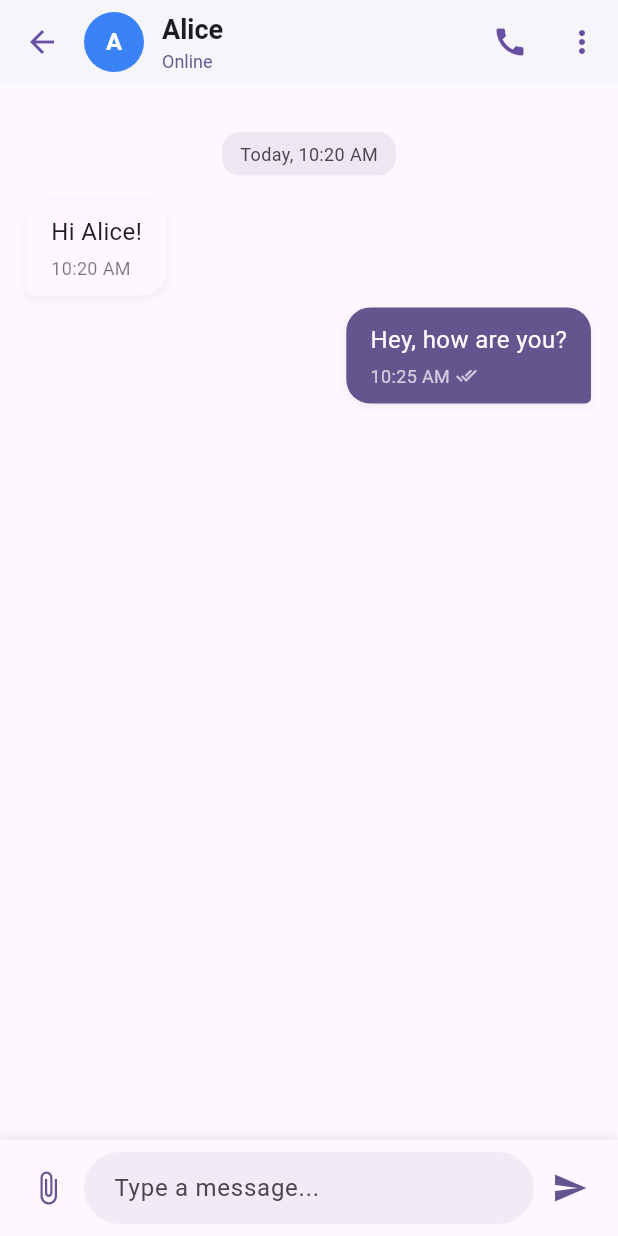
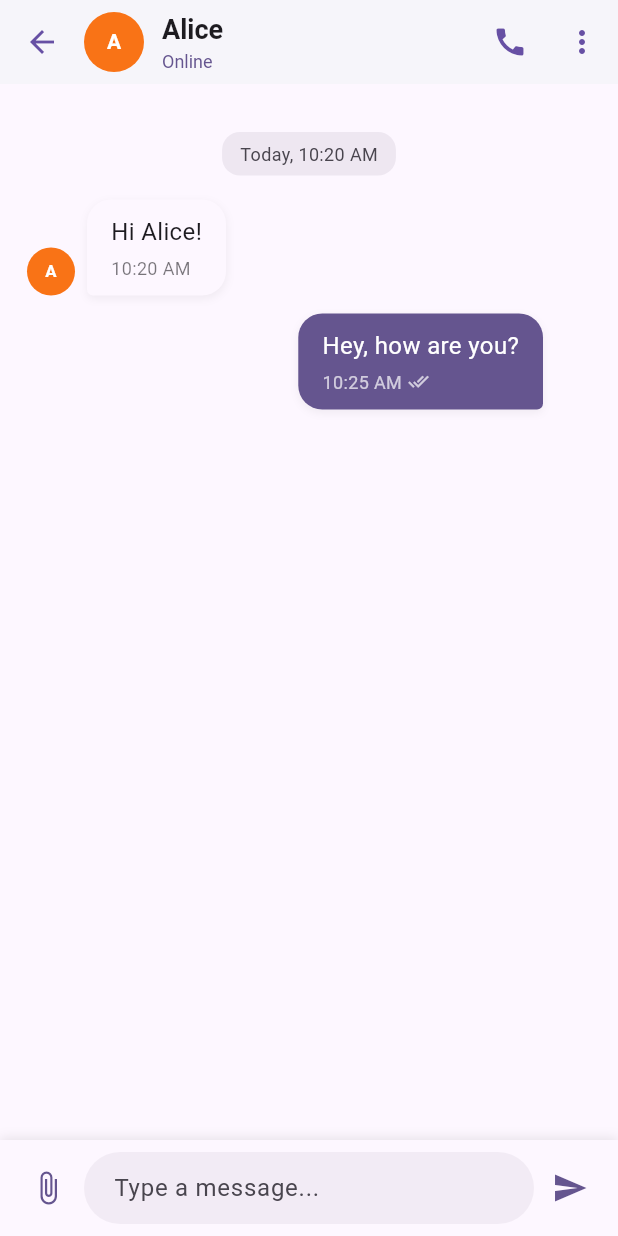
Before and after one commit to youssef-faik/chat_app, a Flutter app: the screen it shows after launch, after a tap on an icon or button, on a phone screen of 412 x 824 dp. Run offline on Flutter 3.47's test engine with Material 3 defaults, Android fonts, the phone set to English and light mode, and no system bars; our stand-ins replace equatable, flutter_bloc.

Commit message:
feat: Implement auto-reply feature and enhance message handling in conversation bloc

```diff
--- a/lib/bloc/conversation/conversation_event.dart
+++ b/lib/bloc/conversation/conversation_event.dart
@@ -12,11 +12,16 @@ class LoadConversations extends ConversationEvent {}
 class SendMessage extends ConversationEvent {
   final String conversationId;
   final String text;
+  final bool autoReply; // Add a parameter to control auto-reply
 
-  const SendMessage({required this.conversationId, required this.text});
+  const SendMessage({
+    required this.conversationId,
+    required this.text,
+    this.autoReply = true, // Default to true
+  });
 
   @override
-  List<Object> get props => [conversationId, text];
+  List<Object> get props => [conversationId, text, autoReply];
 }
 
 class MarkConversationAsRead extends ConversationEvent {
--- a/lib/screens/conversation_detail_screen.dart
+++ b/lib/screens/conversation_detail_screen.dart
@@ -2,7 +2,8 @@ import 'package:chat_app/bloc/conversation/conversation_bloc.dart';
 import 'package:chat_app/bloc/conversation/conversation_event.dart';
 import 'package:chat_app/bloc/conversation/conversation_state.dart';
 import 'package:chat_app/models/message_model.dart';
-import 'package:chat_app/models/conversation_model.dart'; // Added this line
+import 'package:chat_app/models/conversation_model.dart';
+import 'package:chat_app/utils/avatar_utils.dart'; // Import AvatarUtils
 import 'package:flutter/material.dart';
 import 'package:flutter_bloc/flutter_bloc.dart';
 import 'package:intl/intl.dart';
@@ -19,6 +20,7 @@ class ConversationDetailScreen extends StatefulWidget {
 class _ConversationDetailScreenState extends State<ConversationDetailScreen> {
   final TextEditingController _messageController = TextEditingController();
   final ScrollController _scrollController = ScrollController(); // Add ScrollController
+  Widget? _tempMessage; // Temporary message widget for visual feedback
 
   @override
   void initState() { // Add initState
@@ -57,16 +59,9 @@ class _ConversationDetailScreenState extends State<ConversationDetailScreen> {
                 children: [
                   Hero(
                     tag: 'avatar-${widget.conversationId}',
-                    child: CircleAvatar(
+                    child: AvatarUtils.getAvatar(
+                      name: conversation.contactName,
                       radius: 20,
-                      backgroundColor: _getAvatarColor(conversation.contactName),
-                      child: Text(
-                        conversation.contactName.isNotEmpty ? conversation.contactName[0].toUpperCase() : '?',
-                        style: const TextStyle(
-                          color: Colors.white,
-                          fontWeight: FontWeight.bold,
-                        ),
-                      ),
                     ),
                   ),
                   const SizedBox(width: 12),
@@ -177,7 +172,7 @@ class _ConversationDetailScreenState extends State<ConversationDetailScreen> {
                     }
 
                     return ListView.builder(
-                      controller: _scrollController,
+                      controller: _scrollController, // Assign controller
                       padding: const EdgeInsets.symmetric(horizontal: 10, vertical: 16),
                       itemCount: messages.length,
                       itemBuilder: (context, index) {
@@ -208,6 +203,14 @@ class _ConversationDetailScreenState extends State<ConversationDetailScreen> {
                                 ),
                               ),
                             _buildMessageBubble(message),
+
+                            // Show the temporary message at the end of the list
+                            if (index == messages.length - 1 && _tempMessage != null)
+                              AnimatedOpacity(
+                                opacity: 1.0,
+                                duration: const Duration(milliseconds: 300),
+                                child: _tempMessage!,
+                              ),
                           ],
                         );
                       },
@@ -252,16 +255,41 @@ class _ConversationDetailScreenState extends State<ConversationDetailScreen> {
     final theme = Theme.of(context);
     final isMe = message.isMe;
 
-    return Align(
-      alignment: isMe ? Alignment.centerRight : Alignment.centerLeft,
+    return Padding(
+      padding: EdgeInsets.only(
+        bottom: 12,
+        left: isMe ? 64 : 8,
+        right: isMe ? 8 : 64,
+      ),
+      child: Row(
+        mainAxisAlignment: isMe ? MainAxisAlignment.end : MainAxisAlignment.start,
+        crossAxisAlignment: CrossAxisAlignment.end,
+        children: [
+          // Display avatar for received messages
+          if (!isMe) ...[
+            BlocBuilder<ConversationBloc, ConversationState>(
+              builder: (context, state) {
+                if (state is ConversationLoaded) {
+                  final conversation = state.conversations.firstWhere(
+                    (conv) => conv.id == widget.conversationId,
+                    orElse: () => Conversation(id: '', contactName: 'Chat', lastMessage: '', timestamp: DateTime.now()),
+                  );
+                  return AvatarUtils.getAvatar(
+                    name: conversation.contactName,
+                    radius: 16,
+                  );
+                }
+                return const SizedBox(width: 32, height: 32); // Placeholder
+              },
+            ),
+            const SizedBox(width: 8),
+          ],
+
+          // Message bubble
+          Flexible(
             child: Container(
               constraints: BoxConstraints(
                 maxWidth: MediaQuery.of(context).size.width * 0.75,
-        ),
-        margin: EdgeInsets.only(
-          bottom: 8,
-          left: isMe ? 64 : 8,
-          right: isMe ? 8 : 64,
               ),
               padding: const EdgeInsets.symmetric(horizontal: 16, vertical: 10),
               decoration: BoxDecoration(
@@ -315,6 +343,11 @@ class _ConversationDetailScreenState extends State<ConversationDetailScreen> {
                   ),
                 ],
               ),
+            ),
+          ),
+            // Avatar or empty space for my messages
+          if (isMe) const SizedBox(width: 32),
+        ],
       ),
     );
   }
@@ -413,9 +446,88 @@ class _ConversationDetailScreenState extends State<ConversationDetailScreen> {
 
   void _sendMessage() {
     if (_messageController.text.trim().isNotEmpty) {
-      context.read<ConversationBloc>().add(SendMessage(conversationId: widget.conversationId, text: _messageController.text.trim()));
+      final messageText = _messageController.text.trim();
       _messageController.clear();
-      WidgetsBinding.instance.addPostFrameCallback((_) => _scrollToBottom()); // Scroll after sending
+
+      // Create a temporary bubble with sending indicator
+      final tempKey = GlobalKey();
+
+      // Add temporary visual feedback
+      setState(() {
+        _tempMessage = Container(
+          key: tempKey,
+          margin: const EdgeInsets.only(right: 8, bottom: 12, left: 64),
+          constraints: BoxConstraints(
+            maxWidth: MediaQuery.of(context).size.width * 0.75,
+          ),
+          padding: const EdgeInsets.symmetric(horizontal: 16, vertical: 10),
+          decoration: BoxDecoration(
+            color: Theme.of(context).colorScheme.primary.withOpacity(0.7),
+            borderRadius: const BorderRadius.only(
+              topLeft: Radius.circular(16),
+              topRight: Radius.circular(16),
+              bottomLeft: Radius.circular(16),
+              bottomRight: Radius.circular(4),
+            ),
+          ),
+          child: Column(
+            crossAxisAlignment: CrossAxisAlignment.start,
+            children: [
+              Text(
+                messageText,
+                style: TextStyle(
+                  color: Theme.of(context).colorScheme.onPrimary,
+                  fontSize: 16,
+                ),
+              ),
+              const SizedBox(height: 4),
+              Row(
+                mainAxisSize: MainAxisSize.min,
+                mainAxisAlignment: MainAxisAlignment.end,
+                children: [
+                  SizedBox(
+                    width: 12,
+                    height: 12,
+                    child: CircularProgressIndicator(
+                      strokeWidth: 2,
+                      color: Theme.of(context).colorScheme.onPrimary.withOpacity(0.7),
+                    ),
+                  ),
+                  const SizedBox(width: 4),
+                  Text(
+                    'Sending...',
+                    style: TextStyle(
+                      fontSize: 12,
+                      color: Theme.of(context).colorScheme.onPrimary.withOpacity(0.7),
+                    ),
+                  ),
+                ],
+              ),
+            ],
+          ),
+        );
+      });
+
+      // Scroll to show the temp message
+      WidgetsBinding.instance.addPostFrameCallback((_) => _scrollToBottom());
+
+      // Simulate network delay and then send the actual message
+      Future.delayed(const Duration(milliseconds: 300), () {
+        setState(() {
+          _tempMessage = null;
+        });
+
+        // Now send the actual message
+        context.read<ConversationBloc>().add(
+          SendMessage(
+            conversationId: widget.conversationId,
+            text: messageText,
+          ),
+        );
+
+        // Scroll to the bottom after sending
+        WidgetsBinding.instance.addPostFrameCallback((_) => _scrollToBottom());
+      });
     }
   }
 
--- a/lib/screens/conversation_list_screen.dart
+++ b/lib/screens/conversation_list_screen.dart
@@ -3,6 +3,7 @@ import 'package:chat_app/bloc/conversation/conversation_event.dart';
 import 'package:chat_app/bloc/conversation/conversation_state.dart';
 import 'package:chat_app/models/conversation_model.dart';
 import 'package:chat_app/screens/conversation_detail_screen.dart';
+import 'package:chat_app/utils/avatar_utils.dart'; // Import the AvatarUtils
 import 'package:flutter/material.dart';
 import 'package:flutter_bloc/flutter_bloc.dart';
 import 'package:intl/intl.dart';
@@ -96,17 +97,9 @@ class _ConversationListScreenState extends State<ConversationListScreen> {
                   contentPadding: const EdgeInsets.symmetric(horizontal: 16, vertical: 8),
                   leading: Hero(
                     tag: 'avatar-${conversation.id}',
-                    child: CircleAvatar(
+                    child: AvatarUtils.getAvatar(
+                      name: conversation.contactName,
                       radius: 28,
-                      backgroundColor: _getAvatarColor(conversation.contactName),
-                      child: Text(
-                        conversation.contactName.isNotEmpty ? conversation.contactName[0].toUpperCase() : '?',
-                        style: const TextStyle(
-                          color: Colors.white,
-                          fontWeight: FontWeight.bold,
-                          fontSize: 20,
-                        ),
-                      ),
                     ),
                   ),
                   title: Row(
@@ -137,9 +130,25 @@ class _ConversationListScreenState extends State<ConversationListScreen> {
                     padding: const EdgeInsets.only(top: 4),
                     child: Row(
                       children: [
+                        // Display a small avatar if the last message is from the contact (not from the user)
+                        if (!conversation.lastMessage.startsWith('You: ') &&
+                            !conversation.lastMessage.startsWith('Conversation started'))
+                          Padding(
+                            padding: const EdgeInsets.only(right: 4),
+                            child: AvatarUtils.getAvatar(
+                              name: conversation.contactName,
+                              radius: 8,
+                            ),
+                          ),
+
                         Expanded(
                           child: Text(
-                            conversation.lastMessage,
+                            // Add "You: " prefix if the last message is from the user
+                            conversation.lastMessage.startsWith('You: ')
+                                ? conversation.lastMessage
+                                : conversation.lastMessage.startsWith('Conversation started')
+                                    ? conversation.lastMessage
+                                    : '${conversation.contactName}: ${conversation.lastMessage}',
                             maxLines: 1,
                             overflow: TextOverflow.ellipsis,
                             style: TextStyle(
@@ -257,10 +266,13 @@ class _ConversationListScreenState extends State<ConversationListScreen> {
   void _showCreateConversationDialog(BuildContext parentContext) {
     final theme = Theme.of(parentContext);
     final TextEditingController nameController = TextEditingController();
+    String previewName = '';
 
     showDialog(
       context: parentContext,
       builder: (BuildContext dialogContext) {
+        return StatefulBuilder(
+          builder: (context, setState) {
             return AlertDialog(
               title: Row(
                 children: [
@@ -269,7 +281,18 @@ class _ConversationListScreenState extends State<ConversationListScreen> {
                   const Text('New Conversation'),
                 ],
               ),
-          content: TextField(
+              content: Column(
+                mainAxisSize: MainAxisSize.min,
+                children: [
+                  if (previewName.isNotEmpty) ...[
+                    const SizedBox(height: 8),
+                    AvatarUtils.getAvatar(
+                      name: previewName,
+                      radius: 40,
+                    ),
+                    const SizedBox(height: 16),
+                  ],
+                  TextField(
                     controller: nameController,
                     decoration: const InputDecoration(
                       hintText: "Enter contact's name",
@@ -277,6 +300,13 @@ class _ConversationListScreenState extends State<ConversationListScreen> {
                     ),
                     autofocus: true,
                     textCapitalization: TextCapitalization.words,
+                    onChanged: (value) {
+                      setState(() {
+                        previewName = value;
+                      });
+                    },
+                  ),
+                ],
               ),
               actions: <Widget>[
                 TextButton.icon(
@@ -301,6 +331,8 @@ class _ConversationListScreenState extends State<ConversationListScreen> {
               contentPadding: const EdgeInsets.fromLTRB(24, 20, 24, 24),
               actionsPadding: const EdgeInsets.fromLTRB(16, 0, 16, 16),
             );
+          }
+        );
       },
     );
   }
--- /dev/null
+++ b/lib/utils/avatar_utils.dart
@@ -0,0 +1,78 @@
+import 'dart:math';
+import 'package:flutter/material.dart';
+
+class AvatarUtils {
+  // Generate a consistent color based on name
+  static Color getAvatarColor(String name) {
+    if (name.isEmpty) return Colors.blueGrey;
+
+    // List of pleasing avatar colors
+    final colors = [
+      const Color(0xFF6750A4), // Purple
+      const Color(0xFF16A34A), // Green
+      const Color(0xFFEF4444), // Red
+      const Color(0xFF3B82F6), // Blue
+      const Color(0xFFF59E0B), // Amber
+      const Color(0xFF8B5CF6), // Violet
+      const Color(0xFFEC4899), // Pink
+      const Color(0xFF0D9488), // Teal
+      const Color(0xFF4F46E5), // Indigo
+      const Color(0xFFF97316), // Orange
+    ];
+
+    // Use hash of the name for consistent color selection
+    final hashCode = name.hashCode.abs();
+    return colors[hashCode % colors.length];
+  }
+
+  // Get initial(s) from name
+  static String getInitials(String name) {
+    if (name.isEmpty) return '?';
+
+    // Split the name by spaces and take the first letter of each part
+    final nameParts = name.split(' ');
+    if (nameParts.length > 1) {
+      // If we have first and last name, use both initials
+      return '${nameParts[0][0]}${nameParts[1][0]}'.toUpperCase();
+    } else {
+      // Otherwise use the first letter only
+      return name[0].toUpperCase();
+    }
+  }
+
+  // Generate a widget that displays a customized avatar with initials
+  static Widget getAvatar({
+    required String name,
+    double radius = 24,
+    Color? backgroundColor,
+    Color? textColor,
+    String? heroTag,
+  }) {
+    final bgColor = backgroundColor ?? getAvatarColor(name);
+    final txtColor = textColor ?? Colors.white;
+    final initials = getInitials(name);
+
+    Widget avatar = CircleAvatar(
+      radius: radius,
+      backgroundColor: bgColor,
+      child: Text(
+        initials,
+        style: TextStyle(
+          color: txtColor,
+          fontWeight: FontWeight.bold,
+          fontSize: radius * 0.7, // Scale font size with radius
+        ),
+      ),
+    );
+
+    // Wrap in Hero animation if a tag is provided
+    if (heroTag != null) {
+      return Hero(
+        tag: heroTag,
+        child: avatar,
+      );
+    }
+
+    return avatar;
+  }
+}
```
Also changed, not shown: lib/bloc/conversation/conversation_bloc.dart (+102 -6 lines), 5 other files. Lines whose indentation alone changed are shown as unchanged.
